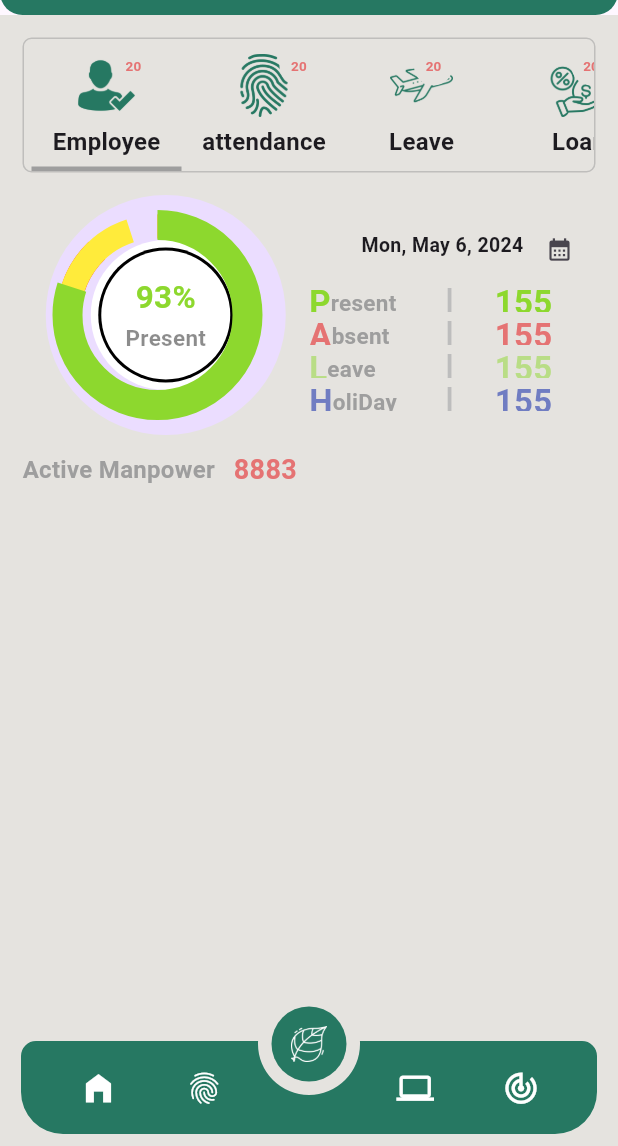
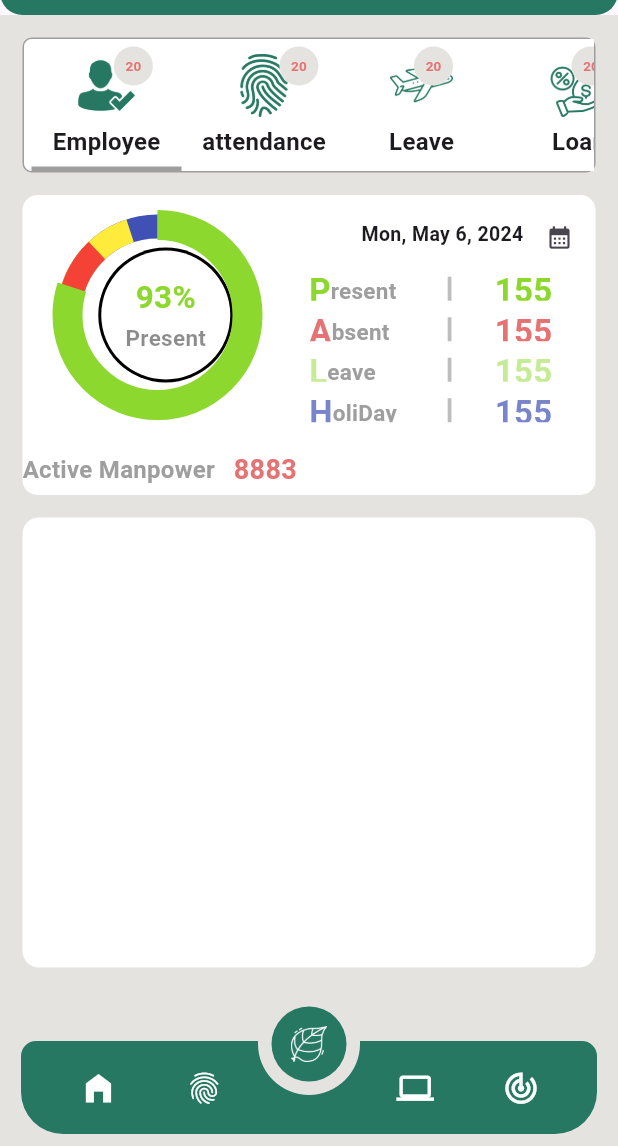
Before and after one commit to uzzalbiswas171/JIBIKA-PLEXUS, a Flutter app: the screen it shows after launch, on a phone screen of 412 x 824 dp, the part 90-1236 px from its top. Run offline on Flutter 3.47's test engine with Material 3 defaults, Android fonts, the phone set to English and light mode, and no system bars; drawn by our look-alikes of animated_notch_bottom_bar, percent_indicator; our stand-ins replace google_fonts.

Commit message:
second part done

```diff
--- a/lib/View/HomeScreen/main_home.dart
+++ b/lib/View/HomeScreen/main_home.dart
@@ -48,8 +48,9 @@
                 width: double.infinity,
                 decoration: BoxDecoration(
                     borderRadius: BorderRadius.circular(6),
+                    color: Colors.white,
                     border: Border.all(
-                        color: Colors.grey.withOpacity(0.54)
+                        color: Colors.grey
                     )
                 ),
                 child: ListView.builder(
@@ -66,6 +67,7 @@
                         margin: EdgeInsets.only(left: 5),
                         width: 100,
                         decoration: BoxDecoration(
+                            color: Colors.white,
                           border: Border(
                             bottom: BorderSide(width: 3, color:selected_index==index?Colors.grey :Colors.grey.withOpacity(0.0),style: BorderStyle.solid),
                           ),
@@ -106,6 +108,7 @@
                 ),
                 decoration: BoxDecoration(
                   borderRadius: BorderRadius.circular(10),
+                  color: Colors.white
                 ),
                 child: Column(
                   crossAxisAlignment: CrossAxisAlignment.start,
@@ -126,7 +129,7 @@
                                                           child: Center(
                                 child: CircleAvatar(
                                   radius: 80,
-                                 // backgroundColor: Colors.white,
+                                 backgroundColor: Colors.white,
                                   child: CircleAvatar(
                                     radius: 50,
                                     backgroundColor: Colors.white,
@@ -159,11 +162,10 @@
                                   child: CircularPercentIndicator(
                                     radius: 67.0,
                                     lineWidth: 16.0,
-                                    percent: 0.88,
+                                    percent: 1,
                                     backgroundColor: Colors.grey.withOpacity(0),
-                                    progressColor: Colors.red,
+                                    progressColor: Colors.indigo,
                                   ),),
-
 
                                 Positioned(
                                   top: 13,
@@ -175,6 +177,19 @@
                                     backgroundColor: Colors.grey.withOpacity(0),
                                     progressColor: Colors.yellow,
                                   ),),
+                                Positioned(
+                                  top: 13,
+                                  left: 23,
+                                  child: CircularPercentIndicator(
+                                    radius: 67.0,
+                                    lineWidth: 16.0,
+                                    percent: 0.88,
+                                    backgroundColor: Colors.grey.withOpacity(0),
+                                    progressColor: Colors.red,
+                                  ),),
+
+
+
 
                                 Positioned(
                                   top: 10,
@@ -220,6 +235,7 @@
                                       ],
                                     ),
                                   ),
+
                                   Container(
                                     height: 22,
                                     child: Row(
@@ -256,6 +272,7 @@
                                       ],
                                     ),
                                   ),
+                                  SizedBox(height: 5,),
                                   Container(
                                     height: 22,
                                     child: Row(
@@ -291,6 +308,7 @@
                                       ],
                                     ),
                                   ),
+                                  SizedBox(height: 5,),
                                   Container(
                                     height: 22,
                                     child: Row(
@@ -326,6 +344,7 @@
                                       ],
                                     ),
                                   ),
+                                  SizedBox(height: 5,),
                                   Container(
                                     height: 22,
                                     child: Row(
@@ -376,7 +395,15 @@
                   ],
                 ),
               ),
+              SizedBox(height: 15,),
+              Container(
+                height: 300,
+                decoration:BoxDecoration(
+                  borderRadius: BorderRadius.circular(11),
+                  color: Colors.white
+                ),
 
+              )
 
 
             ],
```
